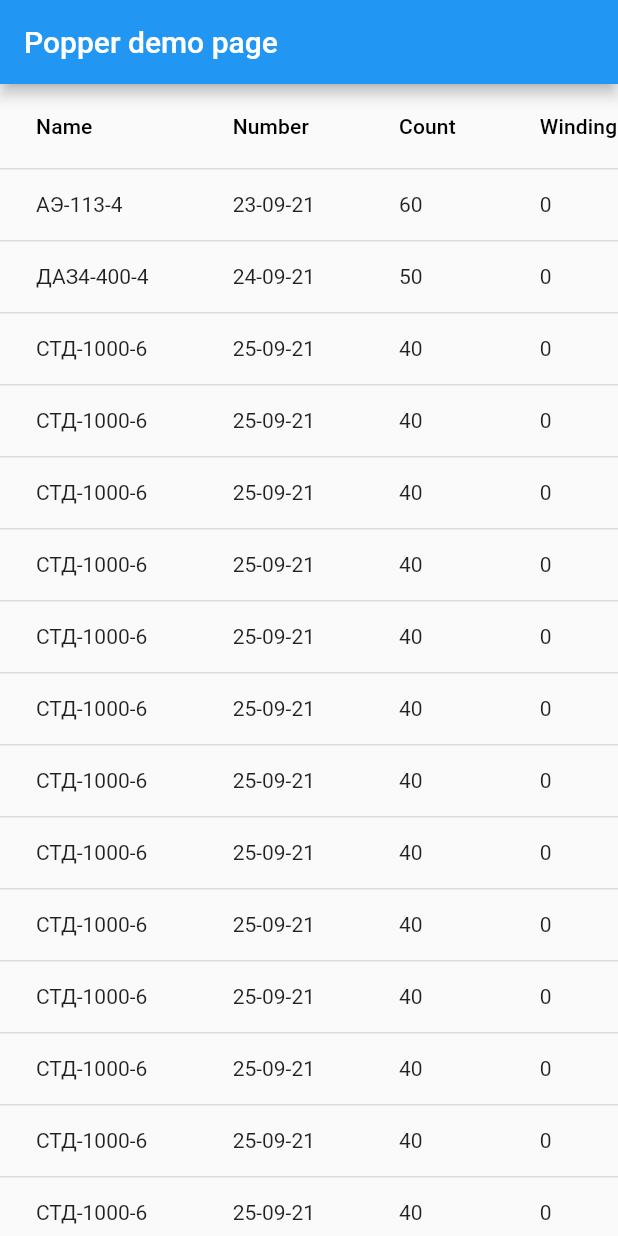
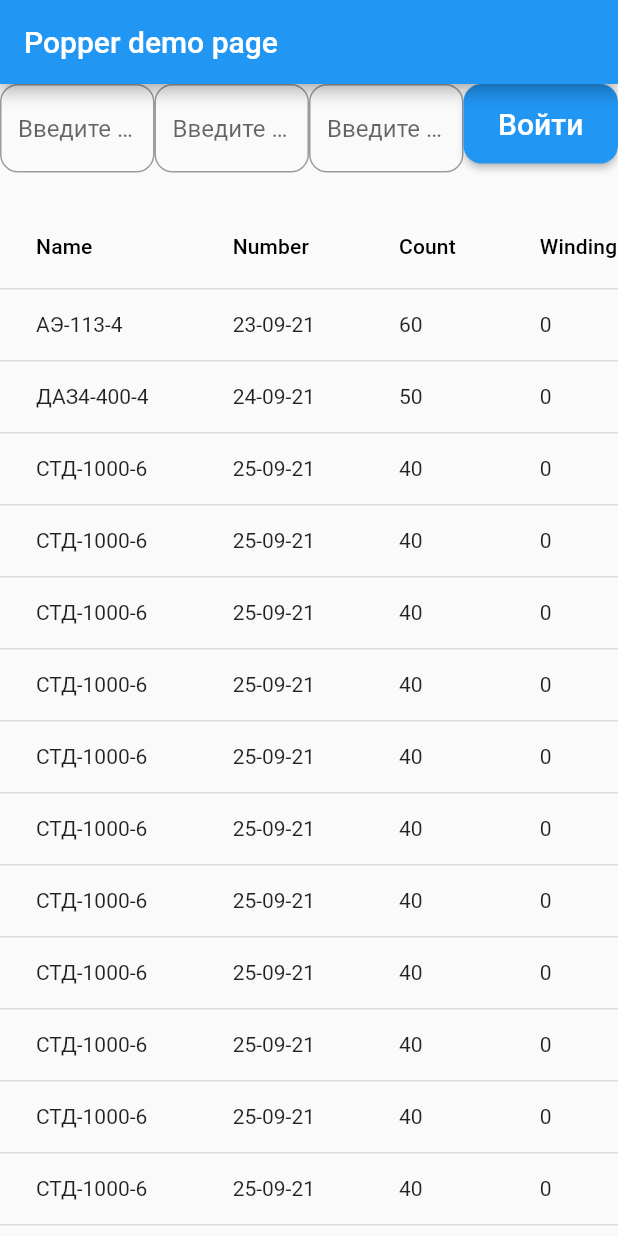
Before and after one commit to Rem-Coil/popper-old-web, a Flutter app: the screen it shows after launch, on a phone screen of 412 x 824 dp. Run offline on Flutter 3.47's test engine with Material 2 defaults, Android fonts, the light colour scheme and no system bars; our stand-ins replace dio, flutter_bloc, retrofit; generated files the repository leaves out were written again.

Commit message:
[POPPER-T-10] Добавил Form, дополнил Bloc

```diff
--- /dev/null
+++ b/lib/data/service/service.dart
@@ -0,0 +1,13 @@
+import 'package:dio/dio.dart';
+import 'package:popper/models/model.dart';
+import 'package:retrofit/retrofit.dart';
+
+part 'service.g.dart';
+
+@RestApi()
+abstract class Service {
+  factory Service(Dio dio, {String baseUrl}) = _Service;
+
+  @GET('/task')
+  Future<List<TaskBobina>> getTable();
+}
--- /dev/null
+++ b/lib/data/service/service_provider.dart
@@ -0,0 +1,33 @@
+import 'dart:developer';
+
+import 'package:dio/dio.dart';
+import 'package:popper/data/service/service.dart';
+
+class ApiProvider {
+  static const String baseUrl = 'https://popper-service.herokuapp.com';
+
+  static ApiProvider? _instance;
+  final Dio _dio = Dio();
+
+  ApiProvider._();
+
+  factory ApiProvider() {
+    if (_instance == null) {
+      _instance = ApiProvider._();
+    }
+    return _instance!;
+  }
+
+  Service getApiService() {
+    // _dio.interceptors.add(LogInterceptor(
+    //   logPrint: _logPrint,
+    //   request: false,
+    //   requestHeader: false,
+    //   responseBody: false,
+    // ));
+
+    return Service(_dio, baseUrl: baseUrl);
+  }
+
+  void _logPrint(Object object) => log(object.toString());
+}
--- /dev/null
+++ b/lib/data/task_repository.dart
@@ -0,0 +1,11 @@
+import 'package:popper/data/service/service_provider.dart';
+import 'package:popper/models/model.dart';
+
+class TaskRepository {
+  Future<List<TaskBobina>> getTasks() async {
+    final service = ApiProvider().getApiService();
+    final list = await service.getTable();
+    print('List is gotten');
+    return list;
+  }
+}
--- a/lib/dataTable_event.dart
+++ /dev/null
@@ -1,6 +0,0 @@
-import 'package:flutter/foundation.dart';
-
-@immutable
-class DataTableEvent {}
-
-class ShowDataTable extends DataTableEvent {}
--- a/lib/dataTable_state.dart
+++ /dev/null
@@ -1,22 +0,0 @@
-import 'package:flutter/foundation.dart';
-import 'package:popper/model.dart';
-
-@immutable
-class DataTableState {
-  final bool isLoad;
-  final String? errorMessage;
-  final List<TaskBobina> listBobinas;
-
-  DataTableState._(this.isLoad, this.errorMessage, this.listBobinas);
-
-  factory DataTableState.initial() =>
-      DataTableState._(false, null, List.empty());
-
-  DataTableState load() => DataTableState._(true, null, List.empty());
-
-  DataTableState error(String errorMessage) =>
-      DataTableState._(false, errorMessage, List.empty());
-
-  DataTableState success(List<TaskBobina> newListBobinas) => DataTableState._(
-      true, null, List.from(listBobinas)..addAll(newListBobinas));
-}
--- a/lib/main.dart
+++ b/lib/main.dart
@@ -1,8 +1,7 @@
 import 'package:flutter/material.dart';
 import 'package:flutter_bloc/flutter_bloc.dart';
-import 'package:popper/dataTable_event.dart';
-import 'package:popper/dataTable_state.dart';
-import 'package:popper/datatable_bloc.dart';
+import 'package:popper/screen/tasks/bloc/datatable_bloc.dart';
+import 'package:popper/screen/tasks/ui/tasks_screen.dart';
 
 void main() {
   runApp(MyApp());
@@ -23,108 +22,3 @@ class MyApp extends StatelessWidget {
     );
   }
 }
-
-class MyHomePage extends StatefulWidget {
-  MyHomePage({Key? key, required this.title}) : super(key: key);
-
-  final String title;
-
-  @override
-  _MyHomePageState createState() => _MyHomePageState();
-}
-
-class _MyHomePageState extends State<MyHomePage> {
-  @override
-  void initState() {
-    super.initState();
-    BlocProvider.of<DataTableBloc>(context).add(ShowDataTable());
-  }
-
-  @override
-  Widget build(BuildContext context) {
-    return Scaffold(
-      appBar: AppBar(
-        title: Text(widget.title),
-      ),
-      body: SafeArea(
-        child: Center(
-          child: Column(
-            children: [
-              Expanded(
-                child: SingleChildScrollView(
-                  child: Container(
-                    width: double.infinity,
-                    child: BlocBuilder<DataTableBloc, DataTableState>(
-                      builder: (context, state) {
-                        return DataTable(
-                          columns: [
-                            DataColumn(
-                              label: Text('Name'),
-                            ),
-                            DataColumn(
-                              label: Text('Number'),
-                            ),
-                            DataColumn(
-                              label: Text('Count'),
-                            ),
-                            DataColumn(
-                              label: Text('Winding'),
-                            ),
-                            DataColumn(
-                              label: Text('Output'),
-                            ),
-                            DataColumn(
-                              label: Text('Isolation'),
-                            ),
-                            DataColumn(
-                              label: Text('Molding'),
-                            ),
-                            DataColumn(
-                              label: Text('Crimping'),
-                            ),
-                            DataColumn(
-                              label: Text('Quality'),
-                            ),
-                            DataColumn(
-                              label: Text('Testing'),
-                            ),
-                            DataColumn(label: Text('')),
-                          ],
-                          rows: state.listBobinas
-                              .map(
-                                (bobina) => DataRow(
-                                  cells: <DataCell>[
-                                    DataCell(Text(bobina.nameOfTask)),
-                                    DataCell(Text(bobina.numberOfTask)),
-                                    DataCell(Text(
-                                        bobina.numberOfBobinas.toString())),
-                                    DataCell(Text(bobina.winding.toString())),
-                                    DataCell(Text(bobina.output.toString())),
-                                    DataCell(Text(bobina.isolation.toString())),
-                                    DataCell(Text(bobina.molding.toString())),
-                                    DataCell(Text(bobina.crimping.toString())),
-                                    DataCell(Text(bobina.quality.toString())),
-                                    DataCell(Text(bobina.testing.toString())),
-                                    DataCell(ElevatedButton(
-                                      child: Text('More information'),
-                                      onPressed: () {
-                                        print('button ${bobina.nameOfTask}');
-                                      },
-                                    ))
-                                  ],
-                                ),
-                              )
-                              .toList(),
-                        );
-                      },
-                    ),
-                  ),
-                ),
-              )
-            ],
-          ),
-        ),
-      ),
-    );
-  }
-}
--- a/lib/model.dart
+++ /dev/null
@@ -1,18 +0,0 @@
-class TaskBobina {
-  final String nameOfTask;
-  final String numberOfTask;
-  final int numberOfBobinas;
-  final int winding = 0;
-  final int output = 0;
-  final int isolation = 0;
-  final int molding = 0;
-  final int crimping = 0;
-  final int quality = 0;
-  final int testing = 0;
-
-  TaskBobina({
-    required this.nameOfTask,
-    required this.numberOfTask,
-    required this.numberOfBobinas,
-  });
-}
--- /dev/null
+++ b/lib/models/model.dart
@@ -0,0 +1,35 @@
+import 'package:json_annotation/json_annotation.dart';
+
+part 'model.g.dart';
+
+@JsonSerializable()
+class TaskBobina {
+  final String nameOfTask;
+  final String numberOfTask;
+  final int numberOfBobinas;
+  final int winding;
+  final int output;
+  final int isolation;
+  final int molding;
+  final int crimping;
+  final int quality;
+  final int testing;
+
+  TaskBobina({
+    required this.nameOfTask,
+    required this.numberOfTask,
+    required this.numberOfBobinas,
+    this.winding = 0,
+    this.output = 0,
+    this.isolation = 0,
+    this.molding = 0,
+    this.crimping = 0,
+    this.quality = 0,
+    this.testing = 0,
+  });
+
+  factory TaskBobina.fromJson(Map<String, dynamic> json) =>
+      _$TaskBobinaFromJson(json);
+
+  Map<String, dynamic> toJson() => _$TaskBobinaToJson(this);
+}
--- /dev/null
+++ b/lib/screen/tasks/bloc/dataTable_event.dart
@@ -0,0 +1,17 @@
+import 'package:flutter/foundation.dart';
+
+@immutable
+class DataTableEvent {}
+
+class ShowDataTable extends DataTableEvent {}
+
+class CreateNewTask extends DataTableEvent {
+  final String nameOfTask;
+  final String numberOfTask;
+  final int totalNumber;
+
+  CreateNewTask(
+      {required this.nameOfTask,
+      required this.numberOfTask,
+      required this.totalNumber});
+}
--- /dev/null
+++ b/lib/screen/tasks/bloc/dataTable_state.dart
@@ -0,0 +1,25 @@
+import 'package:flutter/foundation.dart';
+import 'package:popper/models/model.dart';
+
+@immutable
+class DataTableState {
+  final bool isLoad;
+  final String? errorMessage;
+  final List<TaskBobina> listBobinas;
+
+  DataTableState._(this.isLoad, this.errorMessage, this.listBobinas);
+
+  factory DataTableState.initial() =>
+      DataTableState._(false, null, List.empty());
+
+  DataTableState load() => DataTableState._(true, null, List.from(listBobinas));
+
+  DataTableState error(String errorMessage) =>
+      DataTableState._(false, errorMessage, List.from(listBobinas));
+
+  DataTableState create(List<TaskBobina> list) =>
+      DataTableState._(false, null, list);
+
+  DataTableState addTask(TaskBobina task) =>
+      DataTableState._(false, null, List.from(listBobinas)..add(task));
+}
--- a/lib/datatable_bloc.dart
+++ b/lib/screen/tasks/bloc/datatable_bloc.dart
@@ -1,9 +1,12 @@
 import 'package:flutter_bloc/flutter_bloc.dart';
-import 'package:popper/dataTable_event.dart';
-import 'package:popper/dataTable_state.dart';
-import 'package:popper/model.dart';
+import 'package:popper/screen/tasks/bloc/dataTable_event.dart';
+import 'package:popper/screen/tasks/bloc/dataTable_state.dart';
+import 'package:popper/models/model.dart';
+import 'package:popper/data/task_repository.dart';
 
 class DataTableBloc extends Bloc<DataTableEvent, DataTableState> {
+  // final TaskRepository tasksRepository = TaskRepository();
+
   List<TaskBobina> listOfBobinas = [
     TaskBobina(
       nameOfTask: "АЭ-113-4",
@@ -97,9 +100,22 @@ class DataTableBloc extends Bloc<DataTableEvent, DataTableState> {
   ];
 
   DataTableBloc() : super(DataTableState.initial()) {
-    on<ShowDataTable>((event, emit) {
-      final newState = state.success(listOfBobinas);
+    on<ShowDataTable>((event, emit) async {
+      // final newState = state.success(await taskList.getTasks());
+      final newState = state.create(listOfBobinas);
       emit(newState);
     });
+    on<CreateNewTask>(onCreateNewTask);
+  }
+
+  Future<void> onCreateNewTask(
+      CreateNewTask event, Emitter<DataTableState> emit) async {
+    TaskBobina newBobina = TaskBobina(
+      nameOfTask: event.nameOfTask,
+      numberOfTask: event.numberOfTask,
+      numberOfBobinas: event.totalNumber,
+    );
+    final newState = state.addTask(newBobina);
+    emit(newState);
   }
 }
--- /dev/null
+++ b/lib/screen/tasks/ui/tasks_screen.dart
@@ -0,0 +1,128 @@
+import 'package:flutter/material.dart';
+import 'package:flutter_bloc/flutter_bloc.dart';
+import 'package:popper/screen/tasks/bloc/dataTable_event.dart';
+import 'package:popper/screen/tasks/bloc/dataTable_state.dart';
+import 'package:popper/screen/tasks/bloc/datatable_bloc.dart';
+import 'package:popper/widgets/new_task_form.dart';
+
+class MyHomePage extends StatefulWidget {
+  MyHomePage({Key? key, required this.title}) : super(key: key);
+
+  final String title;
+
+  @override
+  _MyHomePageState createState() => _MyHomePageState();
+}
+
+class _MyHomePageState extends State<MyHomePage> {
+  @override
+  void initState() {
+    super.initState();
+    BlocProvider.of<DataTableBloc>(context).add(ShowDataTable());
+  }
+
+  @override
+  Widget build(BuildContext context) {
+    return Scaffold(
+      appBar: AppBar(
+        title: Text(widget.title),
+      ),
+      body: SafeArea(
+        child: Center(
+          child: Column(
+            children: [
+              // Align(
+              //   child: Row(
+              //     children: [
+              //       Spacer(),
+              //       Padding(
+              //         padding: const EdgeInsets.all(8.0),
+              //         child: ElevatedButton(
+              //           onPressed: () {},
+              //           child: Text(
+              //             'Добавить задание',
+              //           ),
+              //         ),
+              //       ),
+              //     ],
+              //   ),
+              // ),
+              NewTaskForm(),
+              Expanded(
+                child: SingleChildScrollView(
+                  child: Container(
+                    width: double.infinity,
+                    child: BlocBuilder<DataTableBloc, DataTableState>(
+                      builder: (context, state) {
+                        return DataTable(
+                          columns: [
+                            DataColumn(
+                              label: Text('Name'),
+                            ),
+                            DataColumn(
+                              label: Text('Number'),
+                            ),
+                            DataColumn(
+                              label: Text('Count'),
+                            ),
+                            DataColumn(
+                              label: Text('Winding'),
+                            ),
+                            DataColumn(
+                              label: Text('Output'),
+                            ),
+                            DataColumn(
+                              label: Text('Isolation'),
+                            ),
+                            DataColumn(
+                              label: Text('Molding'),
+                            ),
+                            DataColumn(
+                              label: Text('Crimping'),
+                            ),
+                            DataColumn(
+                              label: Text('Quality'),
+                            ),
+                            DataColumn(
+                              label: Text('Testing'),
+                            ),
+                            DataColumn(label: Text('')),
+                          ],
+                          rows: state.listBobinas
+                              .map(
+                                (bobina) => DataRow(
+                                  cells: <DataCell>[
+                                    DataCell(Text(bobina.nameOfTask)),
+                                    DataCell(Text(bobina.numberOfTask)),
+                                    DataCell(Text(
+                                        bobina.numberOfBobinas.toString())),
+                                    DataCell(Text(bobina.winding.toString())),
+                                    DataCell(Text(bobina.output.toString())),
+                                    DataCell(Text(bobina.isolation.toString())),
+                                    DataCell(Text(bobina.molding.toString())),
+                                    DataCell(Text(bobina.crimping.toString())),
+                                    DataCell(Text(bobina.quality.toString())),
+                                    DataCell(Text(bobina.testing.toString())),
+                                    DataCell(ElevatedButton(
+                                      child: Text('More information'),
+                                      onPressed: () {
+                                        print('button ${bobina.nameOfTask}');
+                                      },
+                                    ))
+                                  ],
+                                ),
+                              )
+                              .toList(),
+                        );
+                      },
+                    ),
+                  ),
+                ),
+              )
+            ],
+          ),
+        ),
+      ),
+    );
+  }
+}
--- /dev/null
+++ b/lib/widgets/field.dart
@@ -0,0 +1,29 @@
+import 'package:flutter/material.dart';
+
+class Field extends StatelessWidget {
+  const Field({
+    Key? key,
+    required this.hintText,
+    required this.controller,
+    required this.validator,
+  }) : super(key: key);
+
+  final String hintText;
+  final TextEditingController controller;
+  final FormFieldValidator<String> validator;
+
+  @override
+  Widget build(BuildContext context) {
+    return TextFormField(
+      autovalidateMode: AutovalidateMode.onUserInteraction,
+      validator: validator,
+      controller: controller,
+      decoration: InputDecoration(
+        hintText: hintText,
+        border: OutlineInputBorder(
+          borderRadius: BorderRadius.circular(12.0),
+        ),
+      ),
+    );
+  }
+}
--- /dev/null
+++ b/lib/widgets/new_task_form.dart
@@ -0,0 +1,103 @@
+import 'package:flutter/material.dart';
+import 'package:flutter_bloc/flutter_bloc.dart';
+import 'package:popper/screen/tasks/bloc/dataTable_event.dart';
+import 'package:popper/screen/tasks/bloc/datatable_bloc.dart';
+import 'package:popper/widgets/field.dart';
+
+class NewTaskForm extends StatefulWidget {
+  const NewTaskForm({Key? key}) : super(key: key);
+
+  @override
+  _NewTaskFormState createState() => _NewTaskFormState();
+}
+
+class _NewTaskFormState extends State<NewTaskForm> {
+  final _formKey = GlobalKey<FormState>();
+  final TextEditingController nameController = TextEditingController();
+  final TextEditingController numberController = TextEditingController();
+  final TextEditingController countController = TextEditingController();
+
+  @override
+  void dispose() {
+    nameController.dispose();
+    numberController.dispose();
+    countController.dispose();
+    super.dispose();
+  }
+
+  @override
+  Widget build(BuildContext context) {
+    return Container(
+      height: 80,
+      child: Form(
+        key: _formKey,
+        child: Row(
+          crossAxisAlignment: CrossAxisAlignment.start,
+          children: [
+            Expanded(
+              child: Field(
+                controller: nameController,
+                validator: (value) => value == null || value.isEmpty
+                    ? 'Поле "Имя" не было заполнено'
+                    : null,
+                hintText: 'Введите имя',
+              ),
+            ),
+            Expanded(
+              child: Field(
+                controller: numberController,
+                validator: (value) => value == null || value.isEmpty
+                    ? 'Поле "Номер" не было заполнено'
+                    : null,
+                hintText: 'Введите номер',
+              ),
+            ),
+            Expanded(
+              child: Field(
+                controller: countController,
+                validator: (value) => value == null || value.isEmpty
+                    ? 'Поле "Общее количество" не было заполнено'
+                    : null,
+                hintText: 'Введите общее количество',
+              ),
+            ),
+            Expanded(
+              child: ElevatedButton(
+                child: Padding(
+                  padding: const EdgeInsets.symmetric(vertical: 15),
+                  child: Text(
+                    'Войти',
+                    style: TextStyle(fontSize: 20),
+                  ),
+                ),
+                style: ButtonStyle(
+                  shape: MaterialStateProperty.all<RoundedRectangleBorder>(
+                    RoundedRectangleBorder(
+                      borderRadius: BorderRadius.circular(12.0),
+                    ),
+                  ),
+                ),
+                onPressed: () {
+                  if (_formKey.currentState!.validate()) {
+                    print('button pressed');
+                    BlocProvider.of<DataTableBloc>(context)
+                      ..add(
+                        CreateNewTask(
+                          nameOfTask: nameController.text,
+                          numberOfTask: numberController.text,
+                          totalNumber: int.parse(countController.text),
+                        ),
+                      );
+                    nameController.clear();
+                    numberController.clear();
+                    countController.clear();
+                  }
+                },
+              ),
+            ),
+          ],
+        ),
+      ),
+    );
+  }
+}
```
Also changed, not shown: pubspec.yaml (+6 -40 lines), lib/data/service/service.g.dart (added), lib/models/model.g.dart (added), pubspec.lock.
